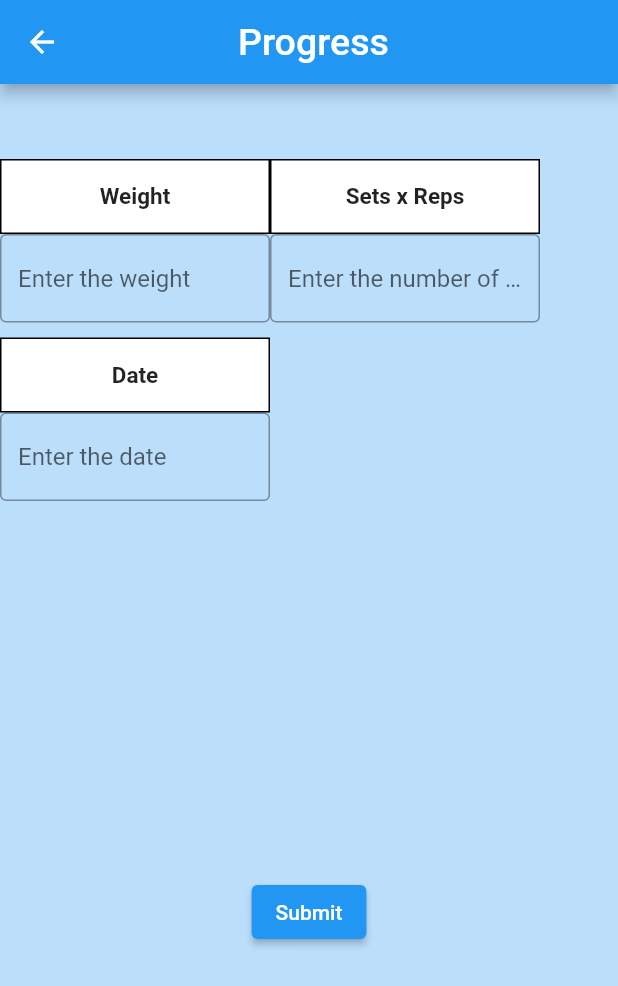
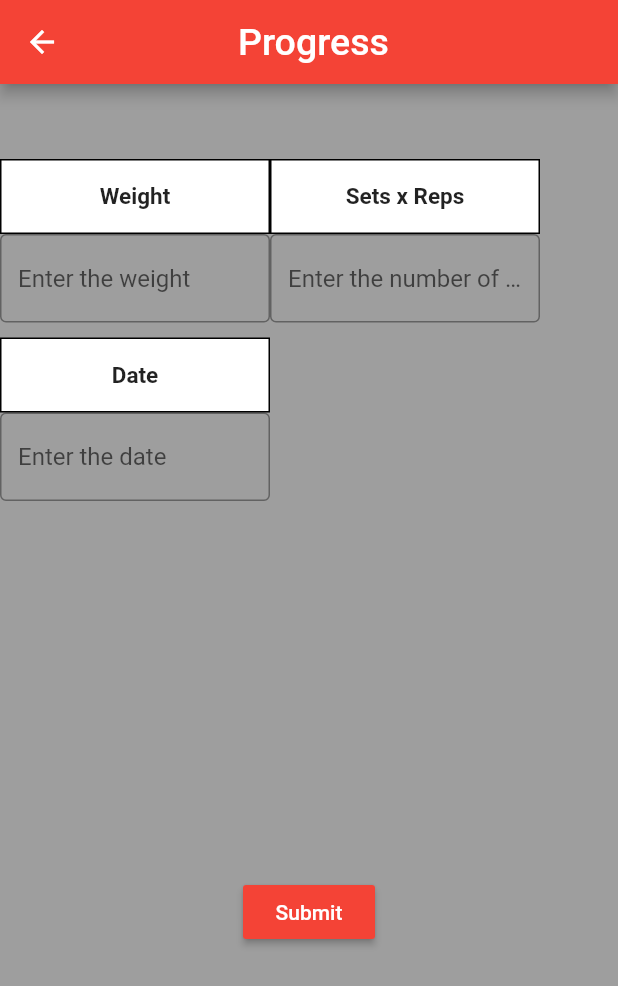
Before and after one commit to Brntpcnr/GYM-BUDDY-APP, a Flutter app: the Progress screen opened directly, on a phone screen of 412 x 824 dp. Shown: the top 986 px of the screen. Run offline on Flutter 3.47's test engine with Material 2 defaults, Android fonts, the light colour scheme and no system bars.

Commit message:
GYM Buddy Application

```diff
--- a/lib/Progress.dart
+++ b/lib/Progress.dart
@@ -45,8 +45,9 @@ class _ProgressState extends State<Progress> {
     //return MaterialApp(
       return Scaffold(
         resizeToAvoidBottomInset: false,
-        backgroundColor: Colors.blue[100],
+        backgroundColor: Colors.grey,
         appBar: AppBar(
+          backgroundColor: Colors.red,
           title: Center(
               child: Padding(
                 padding: const EdgeInsets.fromLTRB(0, 0, 50, 0),
@@ -109,7 +110,9 @@ class _ProgressState extends State<Progress> {
               ),
               Padding(
                 padding: const EdgeInsets.fromLTRB(0, 250, 0, 0),
-                child: ElevatedButton(
+                child: RaisedButton(
+                  color: Colors.red,
+                  textColor: Colors.white,
                   child: const Text('Submit'),
                   onPressed: () {
                     setState(() {
```
